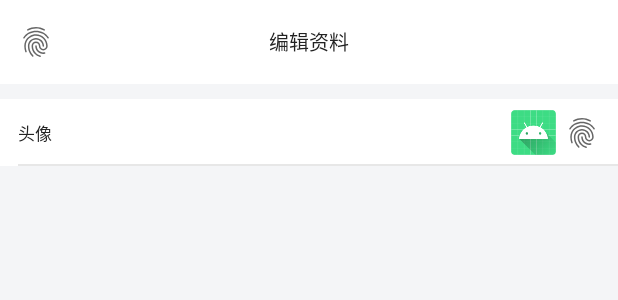
After one commit to sxczst/NewsArticle, an Android app: the layout activity_update_user_info.xml on its own in the app's theme, with its tools: preview values and no code run, on a phone screen of 412 x 824 dp. The commit adds this screen. Shown: the top 300 px of the screen. Run offline under Robolectric (Android 15) with nearby library versions, the phone set to English and light mode, and no system bars; network calls fail.

Commit message:
修改用户信息-自定义单个控件

```diff
--- a/app/src/main/AndroidManifest.xml
+++ b/app/src/main/AndroidManifest.xml
@@ -20,6 +20,8 @@
                 <category android:name="android.intent.category.LAUNCHER" />
             </intent-filter>
         </activity>
+        <activity android:name=".ui.main.act.UpdateUserInfoActivity" />
+
         <activity android:name=".ui.user.act.RegisterActivity" />
         <activity android:name=".ui.user.act.SendCodeActivity" />
         <activity android:name=".ui.user.act.LoginNoPassActivity" />
--- /dev/null
+++ b/app/src/main/java/org/sxczst/toutiao/news/ui/main/act/UpdateUserInfoActivity.kt
@@ -0,0 +1,29 @@
+package org.sxczst.toutiao.news.ui.main.act
+
+import org.sxczst.toutiao.news.R
+import org.sxczst.toutiao.news.base.BaseActivity
+import org.sxczst.toutiao.news.ui.main.presenter.UpdateUserInfoPresenter
+import org.sxczst.toutiao.news.ui.main.view.UpdateUserInfoView
+
+/**
+ * @author      sxczst
+ * @date        2021/3/17 22:28
+ */
+class UpdateUserInfoActivity : BaseActivity<UpdateUserInfoView, UpdateUserInfoPresenter>(),
+    UpdateUserInfoView {
+    override fun getLayoutId() = R.layout.activity_update_user_info
+
+    override fun initData() {
+    }
+
+    override fun initView() {
+    }
+
+    override fun createPresenter() = UpdateUserInfoPresenter()
+
+    override fun <T> setData(data: T) {
+    }
+
+    override fun setError(error: String) {
+    }
+}
--- a/app/src/main/java/org/sxczst/toutiao/news/ui/main/frg/MineFragment.kt
+++ b/app/src/main/java/org/sxczst/toutiao/news/ui/main/frg/MineFragment.kt
@@ -6,6 +6,7 @@ import kotlinx.android.synthetic.main.fragment_mine.view.*
 import org.sxczst.toutiao.news.R
 import org.sxczst.toutiao.news.base.BaseFragment
 import org.sxczst.toutiao.news.mvp.model.EvtMsgModel
+import org.sxczst.toutiao.news.ui.main.act.UpdateUserInfoActivity
 import org.sxczst.toutiao.news.ui.main.adapter.CommonAdapter
 import org.sxczst.toutiao.news.ui.main.model.CommonModel
 import org.sxczst.toutiao.news.ui.main.model.UserInfoModel
@@ -50,6 +51,9 @@ class MineFragment : BaseFragment<MineView, MinePresenter>(), MineView {
             startActivity(LoginNoPassActivity::class.java)
             activity?.overridePendingTransition(R.anim.slide_in_bottom, R.anim.slide_out_bottom)
         }
+        view.iv_avatar.setOnClickListener {
+            startActivity(UpdateUserInfoActivity::class.java)
+        }
     }
 
     override fun createPresenter() = MinePresenter()
--- /dev/null
+++ b/app/src/main/java/org/sxczst/toutiao/news/ui/main/presenter/UpdateUserInfoPresenter.kt
@@ -0,0 +1,11 @@
+package org.sxczst.toutiao.news.ui.main.presenter
+
+import org.sxczst.toutiao.news.mvp.presenter.BasePresenter
+import org.sxczst.toutiao.news.ui.main.view.UpdateUserInfoView
+
+/**
+ * @author      sxczst
+ * @date        2021/3/17 22:29
+ */
+class UpdateUserInfoPresenter : BasePresenter<UpdateUserInfoView>() {
+}
--- /dev/null
+++ b/app/src/main/java/org/sxczst/toutiao/news/ui/main/view/UpdateUserInfoView.kt
@@ -0,0 +1,10 @@
+package org.sxczst.toutiao.news.ui.main.view
+
+import org.sxczst.toutiao.news.mvp.view.BaseView
+
+/**
+ * @author      sxczst
+ * @date        2021/3/17 22:28
+ */
+interface UpdateUserInfoView : BaseView {
+}
--- /dev/null
+++ b/app/src/main/java/org/sxczst/toutiao/news/view/UserItemView.kt
@@ -0,0 +1,61 @@
+package org.sxczst.toutiao.news.view
+
+import android.content.Context
+import android.util.AttributeSet
+import android.view.LayoutInflater
+import android.view.View
+import android.widget.FrameLayout
+import androidx.annotation.ColorRes
+import androidx.core.content.ContextCompat
+import kotlinx.android.synthetic.main.item_user_info_view.view.*
+import org.sxczst.toutiao.news.R
+import org.sxczst.toutiao.news.utils.ImageLoaderUtils
+
+/**
+ * @author      sxczst
+ * @date        2021/3/17 21:59
+ */
+class UserItemView @JvmOverloads constructor(
+    context: Context, attrs: AttributeSet? = null, defStyleAttr: Int = 0
+) : FrameLayout(context, attrs, defStyleAttr) {
+    private var leftTitle: String? = ""
+    private var isShowImage = false
+    private lateinit var view: View
+    private val userItemArray = context.obtainStyledAttributes(attrs, R.styleable.UserItemView)
+
+    init {
+        leftTitle = userItemArray.getString(R.styleable.UserItemView_user_left_title)
+        isShowImage = userItemArray.getBoolean(R.styleable.UserItemView_user_image_show, false)
+        userItemArray.recycle()
+        initView()
+    }
+
+    private fun initView() {
+        view = LayoutInflater.from(context).inflate(R.layout.item_user_info_view, this)
+        view.tv_left_title.text = leftTitle
+        isShowImage()
+    }
+
+    private fun isShowImage() {
+        if (isShowImage) {
+            view.iv_avatar.visibility = View.VISIBLE
+            view.tv_right_content.visibility = View.GONE
+        } else {
+            view.iv_avatar.visibility = View.GONE
+            view.tv_right_content.visibility = View.VISIBLE
+        }
+    }
+
+    fun setImageView(url: String) {
+        ImageLoaderUtils.loadCircleImage(context, url, view.iv_avatar)
+    }
+
+    fun setRightContentText(content: String) {
+        view.tv_right_content.text = content
+    }
+
+    fun setRightContentColor(@ColorRes color: Int) {
+        view.tv_right_content.setTextColor(ContextCompat.getColor(context, color))
+    }
+
+}
--- /dev/null
+++ b/app/src/main/res/layout/activity_update_user_info.xml
@@ -0,0 +1,42 @@
+<?xml version="1.0" encoding="utf-8"?>
+<androidx.constraintlayout.widget.ConstraintLayout xmlns:android="http://schemas.android.com/apk/res/android"
+    xmlns:app="http://schemas.android.com/apk/res-auto"
+    xmlns:tools="http://schemas.android.com/tools"
+    android:layout_width="match_parent"
+    android:layout_height="match_parent"
+    android:background="@color/c_f4f5f7"
+    tools:context=".ui.main.act.UpdateUserInfoActivity">
+
+    <androidx.appcompat.widget.Toolbar
+        android:id="@+id/tb_title"
+        android:layout_width="match_parent"
+        android:layout_height="wrap_content"
+        android:background="@android:color/white"
+        app:contentInsetStart="0dp"
+        app:layout_constraintTop_toTopOf="parent">
+
+        <ImageView
+            android:layout_width="wrap_content"
+            android:layout_height="wrap_content"
+            android:layout_marginStart="@dimen/d12"
+            android:contentDescription="@string/privacy_settings_page_back"
+            android:src="?android:attr/fingerprintAuthDrawable" />
+
+        <TextView
+            android:id="@+id/tv_title"
+            android:layout_width="wrap_content"
+            android:layout_height="wrap_content"
+            android:layout_gravity="center"
+            android:text="@string/update_user_info_title"
+            android:textColor="@color/c_222222"
+            android:textSize="@dimen/s13" />
+    </androidx.appcompat.widget.Toolbar>
+
+    <org.sxczst.toutiao.news.view.UserItemView
+        android:layout_width="match_parent"
+        android:layout_height="wrap_content"
+        android:layout_marginTop="@dimen/d10"
+        app:layout_constraintTop_toBottomOf="@id/tb_title"
+        app:user_image_show="true"
+        app:user_left_title="头像" />
+</androidx.constraintlayout.widget.ConstraintLayout>
--- /dev/null
+++ b/app/src/main/res/layout/item_user_info_view.xml
@@ -0,0 +1,63 @@
+<?xml version="1.0" encoding="utf-8"?>
+<androidx.constraintlayout.widget.ConstraintLayout xmlns:android="http://schemas.android.com/apk/res/android"
+    xmlns:app="http://schemas.android.com/apk/res-auto"
+    xmlns:tools="http://schemas.android.com/tools"
+    android:layout_width="match_parent"
+    android:layout_height="wrap_content"
+    android:background="@android:color/white"
+    android:minHeight="@dimen/d45"
+    tools:context="org.sxczst.toutiao.news.view.UserItemView">
+
+    <TextView
+        android:id="@+id/tv_left_title"
+        android:layout_width="wrap_content"
+        android:layout_height="wrap_content"
+        android:layout_marginStart="@dimen/d12"
+        android:text="头像"
+        android:textColor="@color/c_222222"
+        android:textSize="@dimen/s11"
+        app:layout_constraintBottom_toBottomOf="parent"
+        app:layout_constraintStart_toStartOf="parent"
+        app:layout_constraintTop_toTopOf="parent" />
+
+    <TextView
+        android:id="@+id/tv_right_content"
+        android:layout_width="wrap_content"
+        android:layout_height="wrap_content"
+        android:layout_marginEnd="@dimen/d12"
+        android:text="用户ID"
+        android:textColor="@color/c_999999"
+        android:textSize="@dimen/s11"
+        app:layout_constraintBottom_toBottomOf="parent"
+        app:layout_constraintEnd_toStartOf="@id/iv_right_back"
+        app:layout_constraintTop_toTopOf="parent" />
+
+    <ImageView
+        android:id="@+id/iv_avatar"
+        android:layout_width="@dimen/d30"
+        android:layout_height="0dp"
+        android:layout_marginEnd="@dimen/d5"
+        android:src="@mipmap/ic_launcher_round"
+        app:layout_constraintBottom_toBottomOf="parent"
+        app:layout_constraintDimensionRatio="1:1"
+        app:layout_constraintEnd_toStartOf="@id/iv_right_back"
+        app:layout_constraintTop_toTopOf="parent" />
+
+    <ImageView
+        android:id="@+id/iv_right_back"
+        android:layout_width="wrap_content"
+        android:layout_height="wrap_content"
+        android:layout_marginEnd="@dimen/d12"
+        android:src="?android:attr/fingerprintAuthDrawable"
+        app:layout_constraintBottom_toBottomOf="parent"
+        app:layout_constraintEnd_toEndOf="parent"
+        app:layout_constraintTop_toTopOf="parent" />
+
+    <View
+        android:layout_width="0dp"
+        android:layout_height="1dp"
+        android:background="@color/c_e7e7e7"
+        app:layout_constraintBottom_toBottomOf="parent"
+        app:layout_constraintEnd_toEndOf="parent"
+        app:layout_constraintStart_toStartOf="@id/tv_left_title" />
+</androidx.constraintlayout.widget.ConstraintLayout>
--- a/app/src/main/res/values/attrs.xml
+++ b/app/src/main/res/values/attrs.xml
@@ -8,12 +8,8 @@
         <attr name="isShowImage" format="boolean" />
     </declare-styleable>
 
-    <style name="btn_off">
-        <item name="android:track">@drawable/btn_image</item>
-        <item name="android:thumb">@mipmap/ic_launcher_round</item>
-        <item name="android:background">@null</item>
-        <item name="android:textOn"> </item>
-        <item name="android:textOff"> </item>
-        <item name="android:switchMinWidth">50dp</item>
-    </style>
+    <declare-styleable name="UserItemView">
+        <attr name="user_left_title" format="string" />
+        <attr name="user_image_show" format="boolean" />
+    </declare-styleable>
 </resources>
--- a/app/src/main/res/values/colors.xml
+++ b/app/src/main/res/values/colors.xml
@@ -10,4 +10,6 @@
     <color name="c_d8d8d8">#D8D8D8</color>
     <color name="c_e5e5e5">#E5E5E5</color>
     <color name="c_fffad9">#FFFAD9</color>
+    <color name="c_f4f5f7">#F4F5F7</color>
+    <color name="c_e7e7e7">#E7E7E7</color>
 </resources>
--- a/app/src/main/res/values/strings.xml
+++ b/app/src/main/res/values/strings.xml
@@ -36,4 +36,7 @@
     <string name="apply_for_certification">申请认证</string>
     <string name="commonlyUsed">常用</string>
     <string name="viewAll">查看全部</string>
+
+    <!--编辑资料页面-->
+    <string name="update_user_info_title">编辑资料</string>
 </resources>
--- a/app/src/main/res/values/styles.xml
+++ b/app/src/main/res/values/styles.xml
@@ -7,4 +7,12 @@
         <item name="colorAccent">@color/colorAccent</item>
     </style>
 
+    <style name="btn_off">
+        <item name="android:track">@drawable/btn_image</item>
+        <item name="android:thumb">@mipmap/ic_launcher_round</item>
+        <item name="android:background">@null</item>
+        <item name="android:textOn"> </item>
+        <item name="android:textOff"> </item>
+        <item name="android:switchMinWidth">50dp</item>
+    </style>
 </resources>
```
